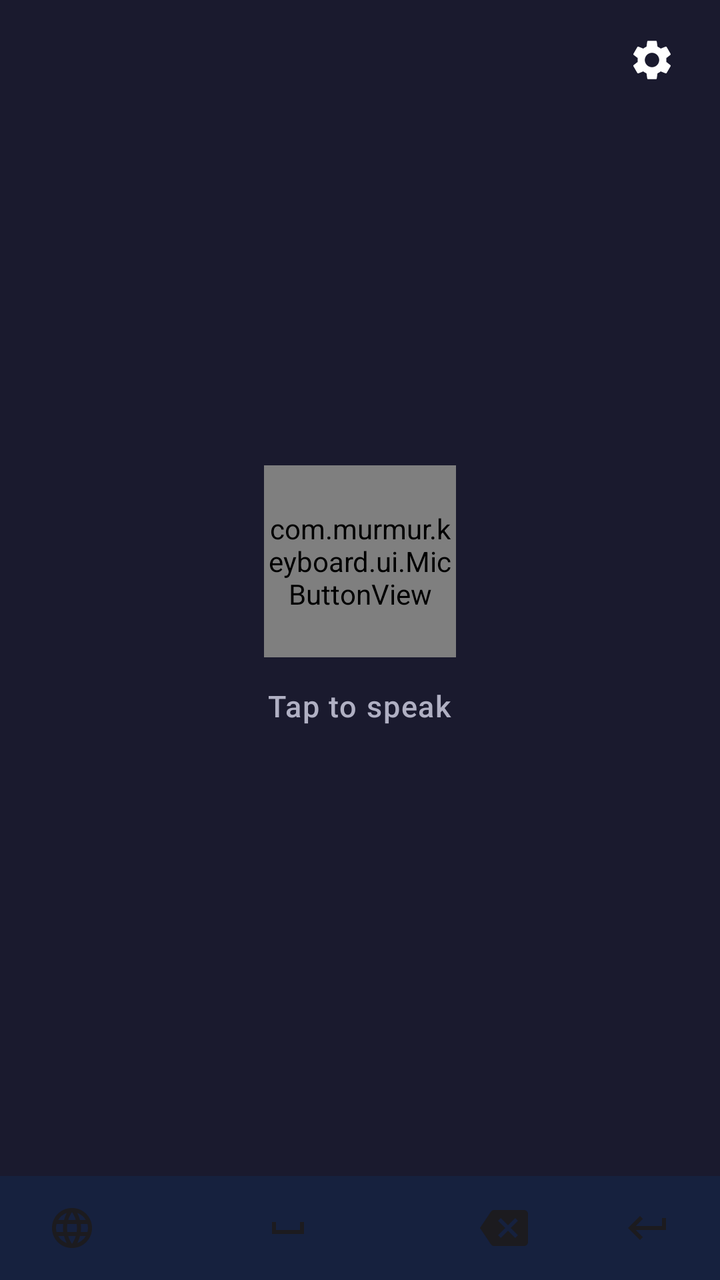
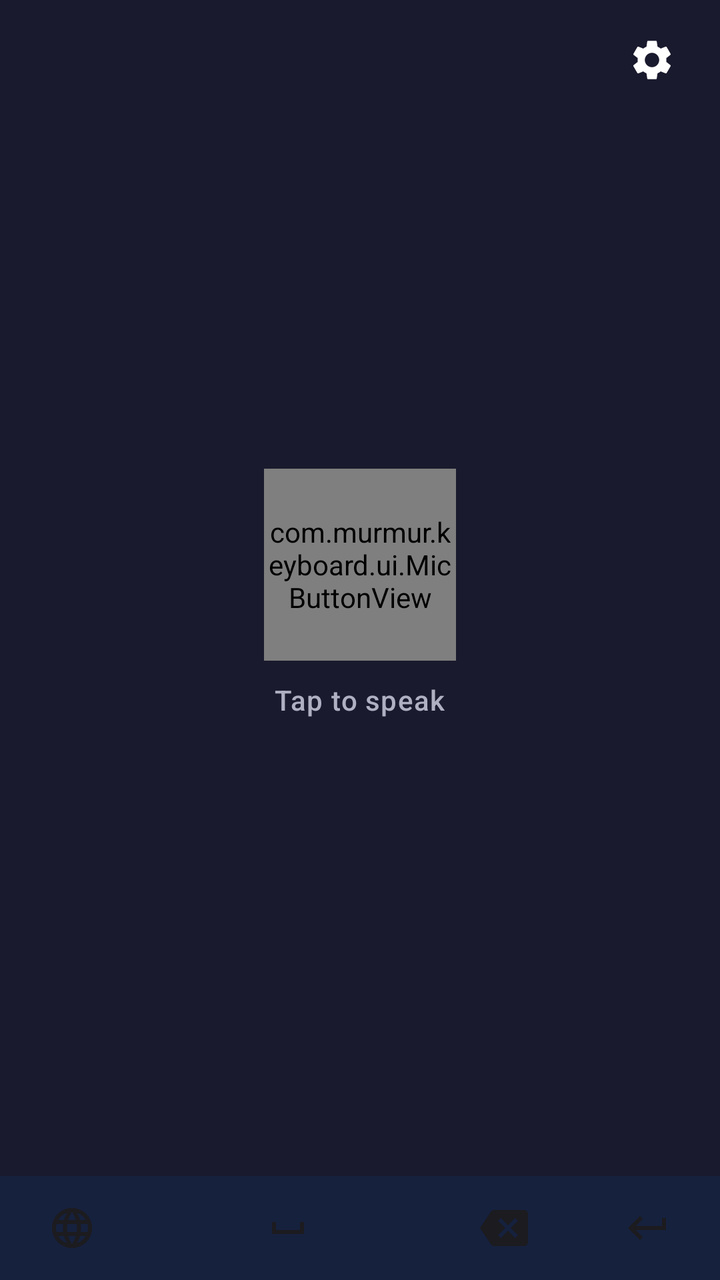

An Android layout rendered at two revisions. The XML below is the earlier revision; the diff shows what the commit changed to produce the second picture.
<!-- AndroidManifest.xml: application theme Theme.Murmur -->
<!-- res/layout/keyboard_view.xml -->
<?xml version="1.0" encoding="utf-8"?>
<LinearLayout xmlns:android="http://schemas.android.com/apk/res/android"
    android:layout_width="match_parent"
    android:layout_height="260dp"
    android:background="#1A1A2E"
    android:orientation="vertical">

    
    <FrameLayout
        android:layout_width="match_parent"
        android:layout_height="0dp"
        android:layout_weight="1">

        <ImageButton
            android:id="@+id/btn_settings"
            android:layout_width="44dp"
            android:layout_height="44dp"
            android:layout_gravity="top|end"
            android:layout_marginTop="8dp"
            android:layout_marginEnd="12dp"
            android:background="@drawable/ripple_btn_bar"
            android:src="@drawable/ic_settings"
            android:scaleType="centerInside"
            android:padding="10dp"
            android:contentDescription="Settings" />

        <LinearLayout
            android:layout_width="match_parent"
            android:layout_height="match_parent"
            android:gravity="center"
            android:orientation="vertical"
            android:paddingTop="12dp"
            android:paddingBottom="4dp">

            <com.murmur.keyboard.ui.MicButtonView
                android:id="@+id/mic_button"
                android:layout_width="96dp"
                android:layout_height="96dp"
                android:layout_gravity="center" />

            <TextView
                android:id="@+id/hint_text"
                android:layout_width="wrap_content"
                android:layout_height="wrap_content"
                android:layout_marginTop="14dp"
                android:text="Tap to speak"
                android:textColor="#B0B0C3"
                android:textSize="15sp"
                android:letterSpacing="0.04"
                android:fontFamily="sans-serif-medium" />

            <TextView
                android:id="@+id/timer_text"
                android:layout_width="wrap_content"
                android:layout_height="wrap_content"
                android:layout_marginTop="4dp"
                android:textColor="#B0B0C3"
                android:textSize="13sp"
                android:visibility="gone" />

        </LinearLayout>
    </FrameLayout>

    
    <LinearLayout
        android:layout_width="match_parent"
        android:layout_height="52dp"
        android:background="#16213E"
        android:gravity="center_vertical"
        android:orientation="horizontal"
        android:weightSum="4">

        <ImageButton
            android:id="@+id/btn_globe"
            android:layout_width="0dp"
            android:layout_height="match_parent"
            android:layout_weight="0.8"
            android:background="@drawable/ripple_btn_bar"
            android:src="@drawable/ic_globe"
            android:scaleType="center"
            android:contentDescription="Switch keyboard" />

        <ImageButton
            android:id="@+id/btn_space"
            android:layout_width="0dp"
            android:layout_height="match_parent"
            android:layout_weight="1.6"
            android:background="@drawable/ripple_btn_bar"
            android:src="@drawable/ic_space"
            android:scaleType="center"
            android:contentDescription="Space" />

        <ImageButton
            android:id="@+id/btn_backspace"
            android:layout_width="0dp"
            android:layout_height="match_parent"
            android:layout_weight="0.8"
            android:background="@drawable/ripple_btn_bar"
            android:src="@drawable/ic_backspace"
            android:scaleType="center"
            android:contentDescription="Backspace" />

        <ImageButton
            android:id="@+id/btn_enter"
            android:layout_width="0dp"
            android:layout_height="match_parent"
            android:layout_weight="0.8"
            android:background="@drawable/ripple_btn_bar"
            android:src="@drawable/ic_enter"
            android:scaleType="center"
            android:contentDescription="Enter" />

    </LinearLayout>

</LinearLayout>
<!-- resources referenced by this layout -->
<resources>
  <!-- drawable ic_backspace (drawable) -->
  <vector xmlns:android="http://schemas.android.com/apk/res/android"
      android:width="24dp"
      android:height="24dp"
      android:viewportWidth="24"
      android:viewportHeight="24">
    <path
        android:pathData="M22,3H7C6.31,3 5.77,3.38 5.41,3.94L0,12l5.41,8.06C5.77,20.62 6.31,21 7,21h15c1.1,0 2,-0.9 2,-2V5C24,3.9 23.1,3 22,3zM19,15.59L17.59,17 14,13.41 10.41,17 9,15.59 12.59,12 9,8.41 10.41,7 14,10.59 17.59,7 19,8.41 15.41,12 19,15.59z"
        android:fillColor="#1C1B1F"/>
  </vector>
  <!-- drawable ic_enter (drawable) -->
  <vector xmlns:android="http://schemas.android.com/apk/res/android"
      android:width="24dp"
      android:height="24dp"
      android:viewportWidth="24"
      android:viewportHeight="24">
    <path
        android:pathData="M19,7v4H5.83l3.58,-3.59L8,6l-6,6 6,6 1.41,-1.41L5.83,13H21V7h-2z"
        android:fillColor="#1C1B1F"/>
  </vector>
  <!-- drawable ic_globe (drawable) -->
  <vector xmlns:android="http://schemas.android.com/apk/res/android"
      android:width="24dp"
      android:height="24dp"
      android:viewportWidth="24"
      android:viewportHeight="24">
    <path
        android:pathData="M11.99,2C6.47,2 2,6.48 2,12s4.47,10 9.99,10C17.52,22 22,17.52 22,12S17.52,2 11.99,2zM18.92,8h-2.95c-0.32,-1.25 -0.78,-2.45 -1.38,-3.56 1.84,0.63 3.37,1.91 4.33,3.56zM12,4.04c0.83,1.2 1.48,2.53 1.91,3.96h-3.82c0.43,-1.43 1.08,-2.76 1.91,-3.96zM4.26,14C4.09,13.36 4,12.69 4,12s0.09,-1.36 0.26,-2h3.38c-0.08,0.66 -0.14,1.32 -0.14,2s0.06,1.34 0.14,2H4.26zM5.08,16h2.95c0.32,1.25 0.78,2.45 1.38,3.56 -1.84,-0.63 -3.37,-1.9 -4.33,-3.56zM8.03,8H5.08c0.96,-1.66 2.49,-2.93 4.33,-3.56C8.81,5.55 8.35,6.75 8.03,8zM12,19.96c-0.83,-1.2 -1.48,-2.53 -1.91,-3.96h3.82c-0.43,1.43 -1.08,2.76 -1.91,3.96zM14.34,14H9.66c-0.09,-0.66 -0.16,-1.32 -0.16,-2s0.07,-1.35 0.16,-2h4.68c0.09,0.65 0.16,1.32 0.16,2s-0.07,1.34 -0.16,2zM14.59,19.56c0.6,-1.11 1.06,-2.31 1.38,-3.56h2.95c-0.96,1.65 -2.49,2.93 -4.33,3.56zM16.36,14c0.08,-0.66 0.14,-1.32 0.14,-2s-0.06,-1.34 -0.14,-2h3.38c0.16,0.64 0.26,1.31 0.26,2s-0.1,1.36 -0.26,2h-3.38z"
        android:fillColor="#1C1B1F"/>
  </vector>
  <!-- drawable ic_space (drawable) -->
  <vector xmlns:android="http://schemas.android.com/apk/res/android"
      android:width="24dp"
      android:height="24dp"
      android:viewportWidth="24"
      android:viewportHeight="24">
    <path
        android:pathData="M18,9v4H6V9H4v6h16V9h-2z"
        android:fillColor="#1C1B1F"/>
  </vector>
  <!-- drawable ripple_btn_bar (drawable) -->
  <?xml version="1.0" encoding="utf-8"?>
  <ripple xmlns:android="http://schemas.android.com/apk/res/android"
      android:color="#33FFFFFF">
      <item>
          <shape android:shape="rectangle">
              <corners android:radius="8dp" />
              <solid android:color="@android:color/transparent" />
          </shape>
      </item>
  </ripple>
  <style name="Theme.Murmur" parent="Theme.MaterialComponents.DayNight.NoActionBar">
          <item name="colorPrimary">#6750A4</item>
          <item name="colorPrimaryVariant">#6750A4</item>
          <item name="colorOnPrimary">#FFFFFF</item>
          <item name="colorSecondary">#625B71</item>
          <item name="colorSecondaryVariant">#625B71</item>
          <item name="colorOnSecondary">#FFFFFF</item>
          <item name="colorError">#B3261E</item>
          <item name="colorOnError">#FFFFFF</item>
          <item name="colorSurface">#FFFBFE</item>
          <item name="colorOnSurface">#1C1B1F</item>
          <item name="android:colorBackground">#FFFBFE</item>
          <item name="colorOnBackground">#1C1B1F</item>
      </style>
  <!-- unchanged entries left out for length: 1 -->
</resources>

<!-- the commit's change to res/layout/keyboard_view.xml (unified diff, before → after) -->
@@ -29,7 +29,7 @@
             android:layout_height="match_parent"
             android:gravity="center"
             android:orientation="vertical"
-            android:paddingTop="12dp"
+            android:paddingTop="10dp"
             android:paddingBottom="4dp">
 
             <com.murmur.keyboard.ui.MicButtonView
@@ -42,11 +42,15 @@
                 android:id="@+id/hint_text"
                 android:layout_width="wrap_content"
                 android:layout_height="wrap_content"
-                android:layout_marginTop="14dp"
+                android:layout_marginTop="10dp"
                 android:text="Tap to speak"
                 android:textColor="#B0B0C3"
-                android:textSize="15sp"
-                android:letterSpacing="0.04"
+                android:textSize="14sp"
+                android:letterSpacing="0.03"
+                android:gravity="center"
+                android:paddingStart="20dp"
+                android:paddingEnd="20dp"
+                android:maxLines="2"
                 android:fontFamily="sans-serif-medium" />
 
             <TextView
@@ -57,6 +61,31 @@
                 android:textColor="#B0B0C3"
                 android:textSize="13sp"
                 android:visibility="gone" />
+
+            <LinearLayout
+                android:id="@+id/layout_retry"
+                android:layout_width="wrap_content"
+                android:layout_height="wrap_content"
+                android:layout_marginTop="6dp"
+                android:gravity="center"
+                android:visibility="gone">
+
+                <TextView
+                    android:id="@+id/btn_retry"
+                    android:layout_width="wrap_content"
+                    android:layout_height="34dp"
+                    android:background="@drawable/bg_retry_btn"
+                    android:gravity="center"
+                    android:paddingStart="16dp"
+                    android:paddingEnd="16dp"
+                    android:text="⟳ Retry Last Recording"
+                    android:textColor="#FFFFFF"
+                    android:textSize="13sp"
+                    android:fontFamily="sans-serif-medium"
+                    android:clickable="true"
+                    android:focusable="true" />
+
+            </LinearLayout>
 
         </LinearLayout>
     </FrameLayout>
<!-- resource entries referenced after the edit -->
@@ -1,5 +1,17 @@
 <!-- resources referenced by this layout -->
 <resources>
+  <!-- drawable bg_retry_btn (drawable) -->
+  <?xml version="1.0" encoding="utf-8"?>
+  <ripple xmlns:android="http://schemas.android.com/apk/res/android"
+      android:color="#44FFFFFF">
+      <item>
+          <shape android:shape="rectangle">
+              <solid android:color="#2D1F47" />
+              <stroke android:width="1dp" android:color="#7B2CBF" />
+              <corners android:radius="18dp" />
+          </shape>
+      </item>
+  </ripple>
   <!-- drawable ic_backspace (drawable) -->
   <vector xmlns:android="http://schemas.android.com/apk/res/android"
       android:width="24dp"
